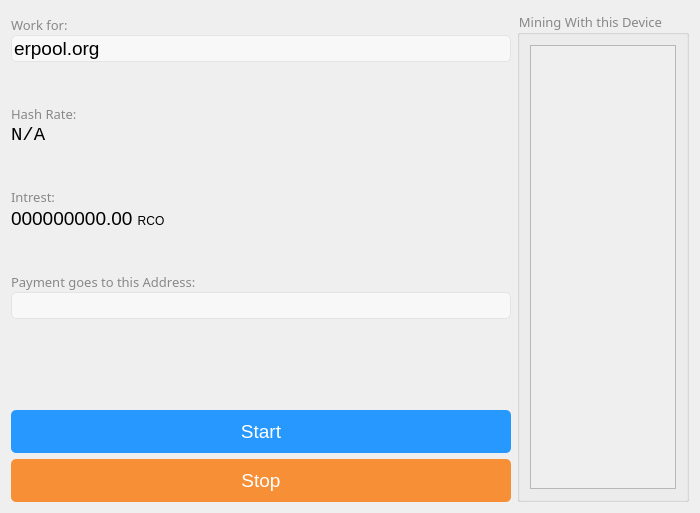
Old version of the form src/qt/forms/miner.ui in the repository ecoinchain/ecoin.
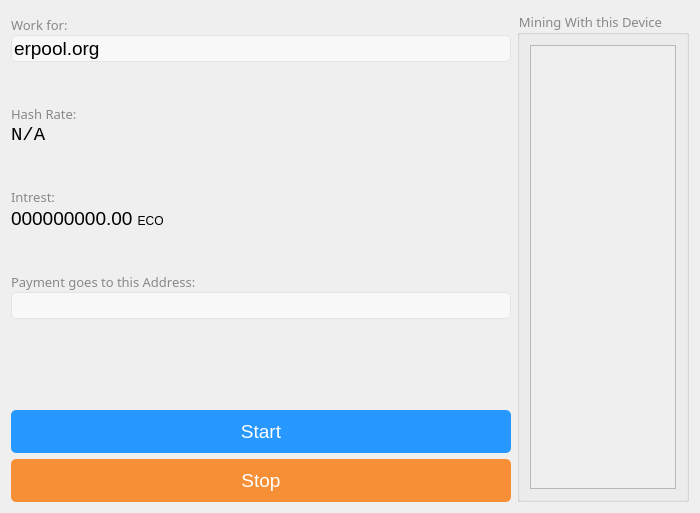
New version of the form. Icons and pictures are not drawn.

The edit to the form file:
```diff
--- a/src/qt/forms/miner.ui
+++ b/src/qt/forms/miner.ui
@@ -253,7 +253,7 @@
           </font>
          </property>
          <property name="text">
-          <string>&lt;html&gt;&lt;head/&gt;&lt;body&gt;&lt;p&gt;&lt;span style=&quot; font-size:14pt;&quot;&gt;000000000.00 &lt;/span&gt;&lt;span style=&quot; font-size:9pt;&quot;&gt;RCO&lt;/span&gt;&lt;/p&gt;&lt;/body&gt;&lt;/html&gt;</string>
+          <string>&lt;html&gt;&lt;head/&gt;&lt;body&gt;&lt;p&gt;&lt;span style=&quot; font-size:14pt;&quot;&gt;000000000.00 &lt;/span&gt;&lt;span style=&quot; font-size:9pt;&quot;&gt;ECO&lt;/span&gt;&lt;/p&gt;&lt;/body&gt;&lt;/html&gt;</string>
          </property>
         </widget>
        </item>
```
